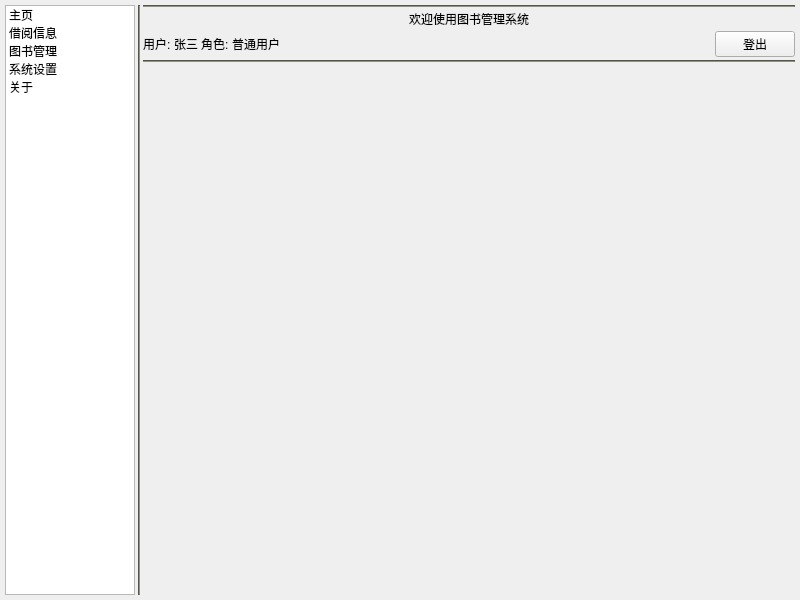
First picture: the form in ui/main_window.ui, repository weijiang1994/BookManage, before the edit.
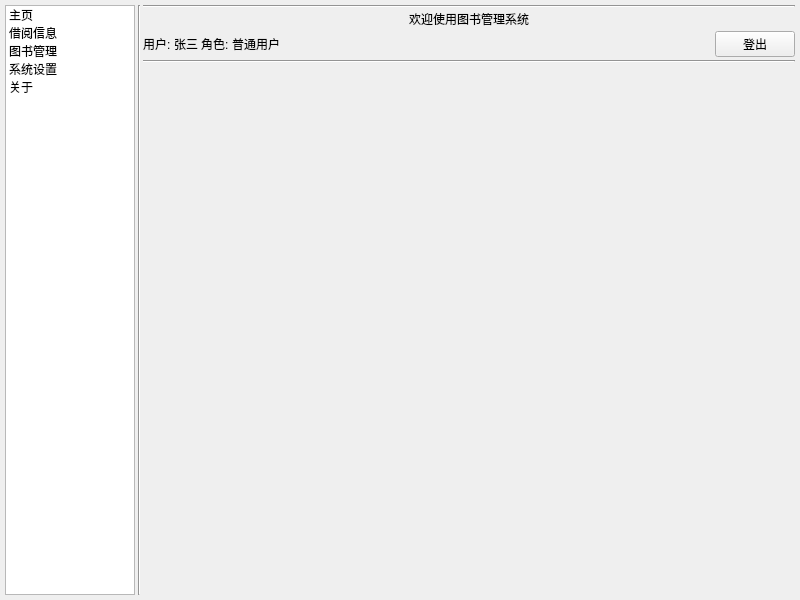
Second picture: the form after the edit.

The edit to the form file:
```diff
--- a/ui/main_window.ui
+++ b/ui/main_window.ui
@@ -76,7 +76,7 @@
          </size>
         </property>
         <property name="styleSheet">
-         <string notr="true">background-color: rgb(126, 127, 113);</string>
+         <string notr="true">background-color: rgb(222, 222, 222);</string>
         </property>
         <property name="orientation">
          <enum>Qt::Vertical</enum>
@@ -96,7 +96,7 @@
              </size>
             </property>
             <property name="styleSheet">
-             <string notr="true">background-color: rgb(126, 127, 113);</string>
+             <string notr="true">background-color: rgb(222, 222, 222);</string>
             </property>
             <property name="orientation">
              <enum>Qt::Horizontal</enum>
@@ -194,7 +194,7 @@
            </size>
           </property>
           <property name="styleSheet">
-           <string notr="true">background-color: rgb(126, 127, 113);</string>
+           <string notr="true">background-color: rgb(222, 222, 222);</string>
           </property>
           <property name="orientation">
            <enum>Qt::Horizontal</enum>
```
